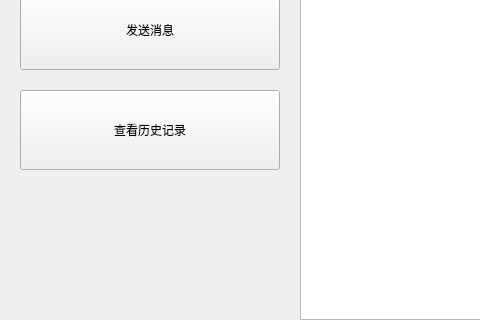
Qt form ClientForTest/simpleclientwindow.ui (davi-wang/network-chatbox) before a commit; both pictures show x 0 to 480 and y 430 to 750 of the 800 by 750 pixel window.
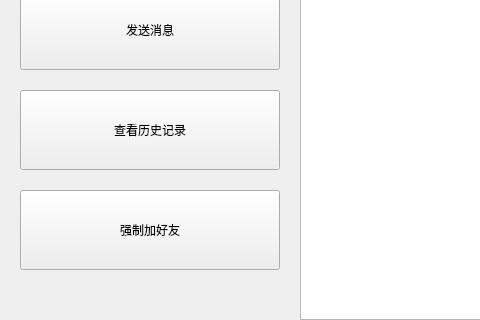
The same form after that commit.

```diff
--- a/ClientForTest/simpleclientwindow.ui
+++ b/ClientForTest/simpleclientwindow.ui
@@ -112,6 +112,19 @@
      </rect>
     </property>
    </widget>
+   <widget class="QPushButton" name="pushButton_7">
+    <property name="geometry">
+     <rect>
+      <x>20</x>
+      <y>620</y>
+      <width>260</width>
+      <height>80</height>
+     </rect>
+    </property>
+    <property name="text">
+     <string>强制加好友</string>
+    </property>
+   </widget>
   </widget>
  </widget>
  <resources/>
```
